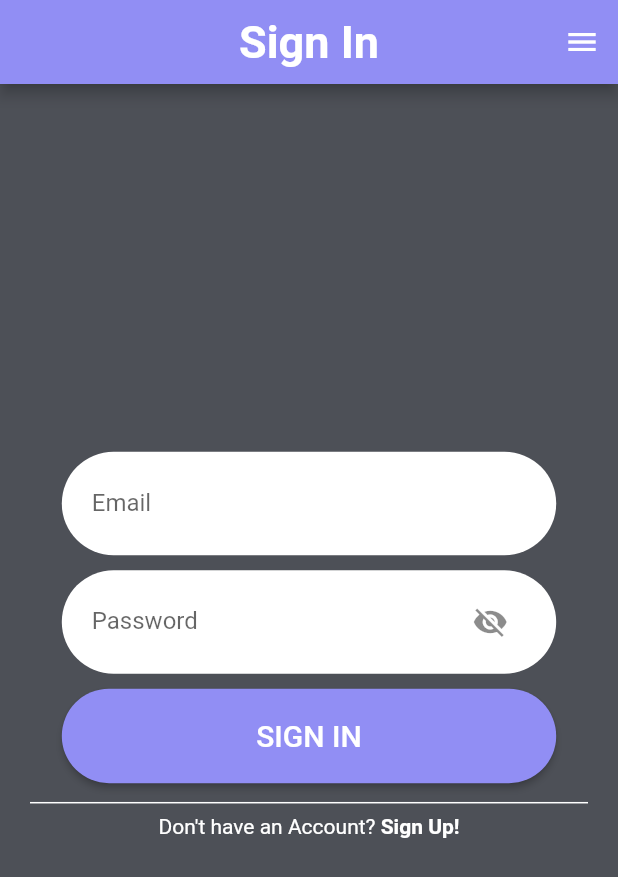
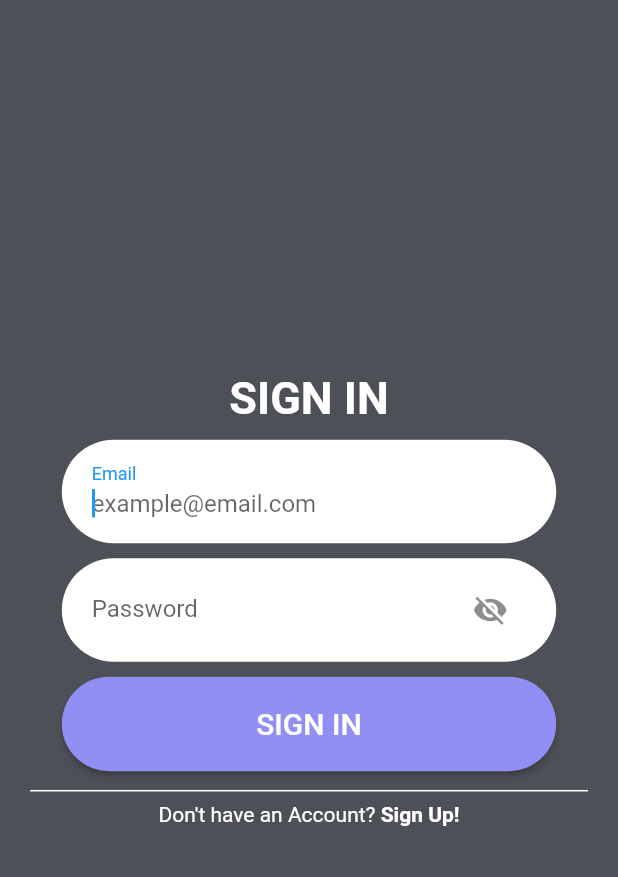
Before and after one commit to cgprats/COP4331-SchedulingManager, a Flutter app: the screen it shows after launch, on a phone screen of 412 x 824 dp. Shown: the top 877 px of the screen. Run offline on Flutter 3.47's test engine with Material 2 defaults, Android fonts, the phone set to English and light mode, and no system bars; accounts and stored records are empty.

Commit message:
Updated loginscreen

```diff
--- a/mobile/lib/routes/routes.dart
+++ b/mobile/lib/routes/routes.dart
@@ -10,7 +10,7 @@ class Routes {
   static const String JOBLISTINGSSCREEN = '/joblistings';
 
   static Map<String, Widget Function(BuildContext)> get getRoutes => {
-    // '/': (context) => LoginScreen(),
+    '/': (context) => JobListingsScreen(),
     LOGINSCREEN: (context) => LoginScreen(),
     SIGNUPSCREEN: (context) => SignUpScreen(),
     JOBLISTINGSSCREEN: (context) => JobListingsScreen(),
--- a/mobile/lib/screens/login_screen.dart
+++ b/mobile/lib/screens/login_screen.dart
@@ -8,7 +8,6 @@ import 'package:mobile/utils/custom_colors.dart';
 import 'package:mobile/components/rounded_button.dart';
 import 'package:mobile/utils/global_data.dart';
 import 'package:mobile/components/sign_up_or_login.dart';
-import 'package:mobile/components/custom_scaffold.dart';
 
 class LoginScreen extends StatefulWidget {
   @override
@@ -19,29 +18,27 @@ class _LoginScreenState extends State<LoginScreen> {
   @override
   Widget build(BuildContext context) {
     Size _size = MediaQuery.of(context).size;
-    return CustomScaffold(
-      title: 'Sign In',
-      appBarColor: CustomColors.purple,
+    return Scaffold(
       backgroundColor: CustomColors.grey,
       body: Center(
         child: SingleChildScrollView(
-          // padding: EdgeInsets.only(top: MediaQuery.of(context).viewPadding.top),
+          padding: EdgeInsets.only(top: MediaQuery.of(context).viewPadding.top),
           child: Container(
             width: double.infinity,
             child: Column(
               mainAxisAlignment: MainAxisAlignment.center,
               children: <Widget>[
-                // Text(
-                //   "SIGN IN",
-                //   style: TextStyle(
-                //     fontWeight: FontWeight.bold,
-                //     color: CustomColors.white,
-                //     fontSize: 30,
-                //   ),
-                // ),
-                // SizedBox(
-                //   height: 5,
-                // ),
+                Text(
+                  "SIGN IN",
+                  style: TextStyle(
+                    fontWeight: FontWeight.bold,
+                    color: CustomColors.white,
+                    fontSize: 30,
+                  ),
+                ),
+                SizedBox(
+                  height: 5,
+                ),
                 _MainPage(),
                 SignUpOrLogin(
                   login: true,
@@ -64,7 +61,7 @@ class _MainPage extends StatefulWidget {
 }
 
 class _MainPageState extends State<_MainPage> {
-  GlobalKey<FormState> _formKey = GlobalKey<FormState>();
+  static final _formKey = GlobalKey<FormState>();
   Map _payload = Map();
   bool _visible = false;
   String _errorMessage = '';
@@ -85,7 +82,7 @@ class _MainPageState extends State<_MainPage> {
             },
             width: _size.width * 0.8,
             keyboardType: TextInputType.emailAddress,
-            // autofocus: true,
+            autofocus: true,
           ),
           RoundedInputField(
             order: 2,
@@ -97,6 +94,7 @@ class _MainPageState extends State<_MainPage> {
             obscureText: !_visible,
             width: _size.width * 0.8,
             keyboardType: TextInputType.visiblePassword,
+            autofocus: true,
             onFieldSubmitted: (text) {},
             suffixIcon: IconButton(
               focusNode: FocusNode(skipTraversal: true),
@@ -150,14 +148,13 @@ class _MainPageState extends State<_MainPage> {
         () {
           _errorMessage = jsonObj['error'];
           if (_errorMessage.startsWith('Success: ')) {
-            print('login successful!');
             _errorMessage = '';
             GlobalData.firstName = jsonObj['firstName'];
             GlobalData.lastName = jsonObj['lastName'];
             GlobalData.phone = jsonObj['phone'];
             GlobalData.email = jsonObj['Email'];
-            GlobalData.accountType = int.parse(jsonObj['flag']);
-            GlobalData.companyCode = int.parse(jsonObj['companyCode']);
+            GlobalData.accountType = jsonObj['flag'];
+            GlobalData.companyCode = jsonObj['companyCode'];
             GlobalData.companyName = jsonObj['companyName'];
             GlobalData.verified = jsonObj['Verified'];
           }
```
